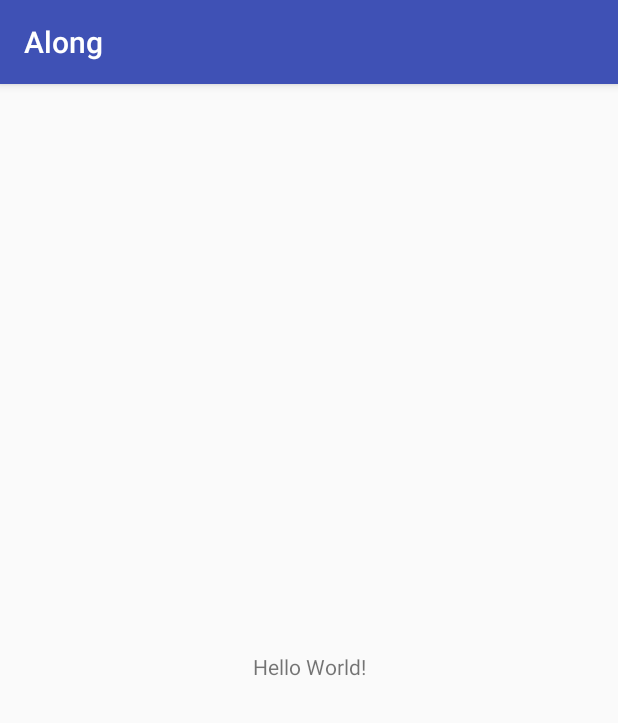
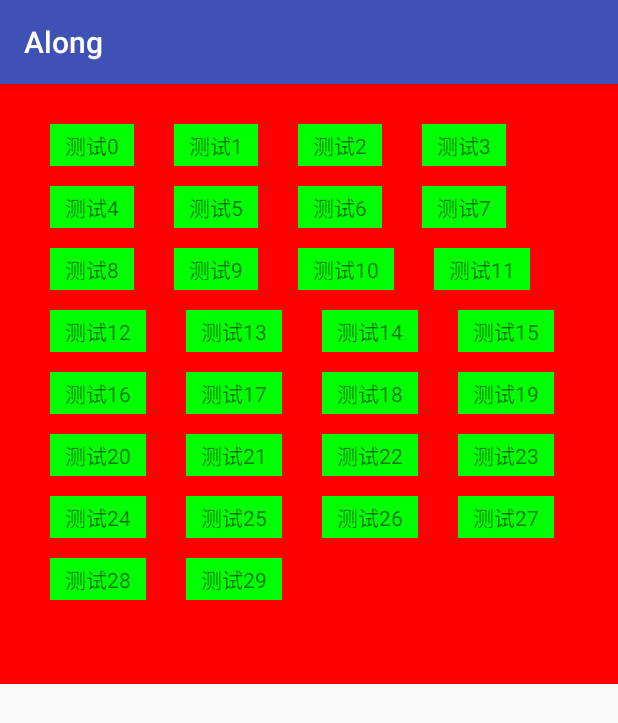
Before and after one commit to Along-PC/Green, an Android app: the screen it shows after launch (MainActivity), on a phone screen of 412 x 824 dp. Shown: the top 723 px of the screen. Run offline under Robolectric (Android 15) with nearby library versions, the phone set to English and light mode, and no system bars; libraries missing offline, so code that uses them is left out: com.orhanobut.logger; 2 statements that could not run were skipped.

Commit message:
流式布局

```diff
--- a/app/build.gradle
+++ b/app/build.gradle
@@ -113,4 +113,6 @@ dependencies {
     testImplementation 'junit:junit:4.12'
     androidTestImplementation 'com.android.support.test:runner:1.0.1'
     androidTestImplementation 'com.android.support.test.espresso:espresso-core:3.0.1'
+    //日志打印工具
+    compile 'com.orhanobut:logger:2.1.1'
 }
--- a/app/src/main/AndroidManifest.xml
+++ b/app/src/main/AndroidManifest.xml
@@ -3,6 +3,7 @@
     package="com.example.along">
 
     <application
+        android:name=".BaseApplication"
         android:allowBackup="true"
         android:icon="@mipmap/ic_launcher"
         android:label="@string/app_name"
--- /dev/null
+++ b/app/src/main/java/com/example/along/BaseApplication.java
@@ -0,0 +1,30 @@
+package com.example.along;
+
+import android.app.Application;
+
+import com.orhanobut.logger.AndroidLogAdapter;
+import com.orhanobut.logger.FormatStrategy;
+import com.orhanobut.logger.Logger;
+import com.orhanobut.logger.PrettyFormatStrategy;
+
+/**
+ * Created by meridian on 2018/2/2.
+ */
+
+public class BaseApplication extends Application {
+
+
+    @Override
+    public void onCreate() {
+        super.onCreate();
+        FormatStrategy formatStrategy = PrettyFormatStrategy.newBuilder()
+                .showThreadInfo(false)  // (Optional) Whether to show thread info or not. Default true
+                .methodCount(0)         // (Optional) How many method line to show. Default 2
+                .methodOffset(7)        // (Optional) Hides internal method calls up to offset. Default 5
+//                .logStrategy(L) // (Optional) Changes the log strategy to print out. Default LogCat
+                .tag("Along")   // (Optional) Global tag for every log. Default PRETTY_LOGGER
+                .build();
+
+        Logger.addLogAdapter(new AndroidLogAdapter(formatStrategy));
+    }
+}
--- /dev/null
+++ b/app/src/main/java/com/example/along/FlowLayout.java
@@ -0,0 +1,160 @@
+package com.example.along;
+
+import android.content.Context;
+import android.util.AttributeSet;
+import android.view.View;
+import android.view.ViewGroup;
+
+import java.util.ArrayList;
+import java.util.List;
+
+/**
+ * Title:$type_name
+ * <p>
+ * Description:流式布局
+ * </p>
+ * Author along
+ * Date 2017/10/23 0023 ${Time}
+ */
+
+public class FlowLayout extends ViewGroup {
+
+    //获取每一行的集合
+    private List<List<View>> mLineList=new ArrayList<>();
+    //获取每行行高的集合
+    private List<Integer> mLineHeight=new ArrayList<>();
+
+    public FlowLayout(Context context, AttributeSet attrs) {
+        super(context, attrs);
+    }
+
+    @Override
+    protected void onMeasure(int widthMeasureSpec, int heightMeasureSpec) {
+        //获取父控件的宽高和测量模式
+        int widthMode = MeasureSpec.getMode(widthMeasureSpec);
+        int widthSize = MeasureSpec.getSize(widthMeasureSpec);
+        int heightMode = MeasureSpec.getMode(heightMeasureSpec);
+        int heightSize = MeasureSpec.getSize(heightMeasureSpec);
+
+        //最大宽高
+        int width = 0;
+        int height = 0;
+
+        //当前行宽高
+        int lineWidth=0;
+        int lineHeight=0;
+
+        //子控件数量
+        int childCount = getChildCount();
+
+        for (int i = 0; i < childCount; i++) {
+
+            View child = getChildAt(i);
+            //测量子控件
+            measureChild(child,widthMeasureSpec,heightMeasureSpec);
+            MarginLayoutParams marginLayoutParams= (MarginLayoutParams) child.getLayoutParams();
+
+            int childWidth = child.getMeasuredWidth() + marginLayoutParams.leftMargin + marginLayoutParams.rightMargin;
+            int childHeight = child.getMeasuredHeight() + marginLayoutParams.topMargin + marginLayoutParams.bottomMargin;
+
+            if (childWidth+lineWidth>widthSize-getPaddingLeft()-getPaddingRight()) {
+                width= Math.max(lineWidth,width);
+                lineWidth=childWidth;
+                height+=lineHeight;
+                lineHeight=childHeight;
+
+            }else{
+                lineWidth+=childWidth;
+                lineHeight= Math.max(lineHeight,childHeight);
+            }
+
+            //处理最后一行
+            if (i==childCount-1) {
+                height+=lineHeight;
+                width= Math.max(width,lineWidth);
+            }
+        }
+
+        height=height+getPaddingTop()+getPaddingBottom();
+
+        setMeasuredDimension(
+                widthMode== MeasureSpec.EXACTLY?widthSize:width,
+                heightMode== MeasureSpec.EXACTLY?heightSize:height
+        );
+    }
+
+    @Override
+    protected void onLayout(boolean b, int i, int i1, int i2, int i3) {
+
+        //必须先清空----不然前面的子view就消失了
+        mLineList.clear();
+        mLineHeight.clear();
+
+        int width = getWidth();
+
+        int lineWidth=0;
+        int lineHeight=0;
+
+        int childCount = getChildCount();
+
+        //记录当前行的view
+        List<View> lineViews=new ArrayList<>();
+        for (int num = 0; num < childCount; num++) {
+            View view = getChildAt(num);
+
+            MarginLayoutParams marginLayoutParams= (MarginLayoutParams) view.getLayoutParams();
+            int measuredWidth = view.getMeasuredWidth();
+            int measuredHeight = view.getMeasuredHeight();
+
+            if (measuredWidth+lineWidth+marginLayoutParams.leftMargin+marginLayoutParams.rightMargin>width-getPaddingLeft()-getPaddingRight()) {
+                //记录当前行view
+                mLineList.add(lineViews);
+                //记录当前行的行高
+                mLineHeight.add(lineHeight);
+                //重置行的宽高
+                lineHeight=measuredHeight;
+                lineWidth=0;
+                lineViews=new ArrayList<>();
+            }
+            lineWidth+=measuredWidth+marginLayoutParams.leftMargin+marginLayoutParams.rightMargin;
+            lineHeight= Math.max(lineHeight,measuredHeight+marginLayoutParams.topMargin+marginLayoutParams.bottomMargin);
+            lineViews.add(view);
+        }
+
+        //处理最后一行
+        mLineHeight.add(lineHeight);
+        mLineList.add(lineViews);
+
+        //设置子view的位置
+        int left=getPaddingLeft();
+        int top=getPaddingTop();
+
+        //获取行数
+        int lineNum = mLineList.size();
+        for (int i4 = 0; i4 < lineNum; i4++) {
+            //当前行的views和高度
+            List<View> viewList = mLineList.get(i4);
+            //当前行高度
+            Integer heightCurrent = mLineHeight.get(i4);
+
+            //重置左上角位置
+            left=getPaddingLeft();
+
+            for (int i5 = 0; i5 < viewList.size(); i5++) {
+                View view = viewList.get(i5);
+                MarginLayoutParams marginLayoutParams= (MarginLayoutParams) view.getLayoutParams();
+                //当前子控件的左上右下位置
+                int cLeft=left+marginLayoutParams.leftMargin;
+                int cTop=top+marginLayoutParams.topMargin;
+                int cRight=cLeft+view.getMeasuredWidth();
+                int cBottom=cTop+view.getMeasuredHeight();
+                //进行子view的布局
+                view.layout(cLeft,cTop,cRight,cBottom);
+                left+=view.getMeasuredWidth()+marginLayoutParams.rightMargin+marginLayoutParams.leftMargin;
+            }
+            top+=heightCurrent;
+        }
+
+    }
+
+}
--- a/app/src/main/java/com/example/along/MainActivity.java
+++ b/app/src/main/java/com/example/along/MainActivity.java
@@ -1,13 +1,33 @@
 package com.example.along;
 
+import android.graphics.Color;
 import android.support.v7.app.AppCompatActivity;
 import android.os.Bundle;
+import android.view.ViewGroup;
+import android.widget.TextView;
+
+import com.orhanobut.logger.Logger;
 
 public class MainActivity extends AppCompatActivity {
+    private FlowLayout mFlowActivityMain;
 
     @Override
     protected void onCreate(Bundle savedInstanceState) {
         super.onCreate(savedInstanceState);
         setContentView(R.layout.activity_main);
+
+        mFlowActivityMain = (FlowLayout) findViewById(R.id.flow_activity_main);
+
+        for (int i = 0; i < 30; i++) {
+            TextView textView = new TextView(this);
+            ViewGroup.MarginLayoutParams marginLayoutParams = new ViewGroup.MarginLayoutParams(ViewGroup.LayoutParams.WRAP_CONTENT, ViewGroup.LayoutParams.WRAP_CONTENT);
+            marginLayoutParams.setMargins(20,10,20,10);
+            textView.setText("测试"+i);
+            textView.setPadding(15,5,15,5);
+            textView.setBackgroundColor(Color.GREEN);
+            textView.setLayoutParams(marginLayoutParams);
+            mFlowActivityMain.addView(textView);
+        }
     }
+
 }
--- a/app/src/main/res/layout/activity_main.xml
+++ b/app/src/main/res/layout/activity_main.xml
@@ -1,20 +1,21 @@
 <?xml version="1.0" encoding="utf-8"?>
-<android.support.constraint.ConstraintLayout xmlns:android="http://schemas.android.com/apk/res/android"
+<LinearLayout
+    xmlns:android="http://schemas.android.com/apk/res/android"
     xmlns:app="http://schemas.android.com/apk/res-auto"
     xmlns:tools="http://schemas.android.com/tools"
+    android:orientation="vertical"
     android:layout_width="match_parent"
     android:layout_height="match_parent"
     tools:context="com.example.along.MainActivity">
 
-    <TextView
-        android:layout_width="wrap_content"
-        android:layout_height="wrap_content"
-        android:layout_marginTop="8dp"
-        android:text="Hello World!"
-        app:layout_constraintBottom_toBottomOf="parent"
-        app:layout_constraintLeft_toLeftOf="parent"
-        app:layout_constraintRight_toRightOf="parent"
-        app:layout_constraintTop_toTopOf="parent" />
+    <com.example.along.FlowLayout
+        android:background="#ff0000"
+        android:padding="20dp"
+        android:id="@+id/flow_activity_main"
+        android:layout_width="match_parent"
+        android:layout_height="400dp">
+
+    </com.example.along.FlowLayout>
 
 
-</android.support.constraint.ConstraintLayout>
+</LinearLayout>
```
